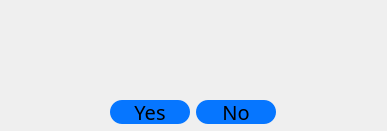
This is yesnodialog.ui in Reynardd/MoonMessenger_TheDebuggingDudes_1 as Qt 5 draws it before an edit. The edited form follows.
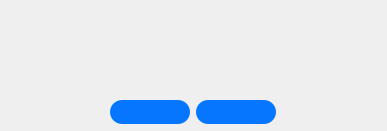
This is the edited form. Icons and pictures are not drawn.

```diff
--- a/yesnodialog.ui
+++ b/yesnodialog.ui
@@ -43,6 +43,10 @@
     border-radius: 12px;
 	border-color: rgb(6, 118, 255);
 	background-color: rgb(6, 118, 255);
+
+	
+	image: url(:/label/yesButton.svg);
+	border:none;
 }
 
 QPushButton:hover {
@@ -58,7 +62,7 @@
 }</string>
     </property>
     <property name="text">
-     <string>Yes</string>
+     <string/>
     </property>
    </widget>
    <widget class="QPlainTextEdit" name="plainTextEdit">
@@ -116,6 +120,10 @@
     border-radius: 12px;
 	border-color: rgb(6, 118, 255);
 	background-color: rgb(6, 118, 255);
+
+	
+	image: url(:/label/noButton.svg);
+	border:none;
 }
 
 QPushButton:hover {
@@ -131,7 +139,7 @@
 }</string>
     </property>
     <property name="text">
-     <string>No</string>
+     <string/>
     </property>
    </widget>
   </widget>
```
Left out of the diff: 16 changed lines with no effect on the pictures.
